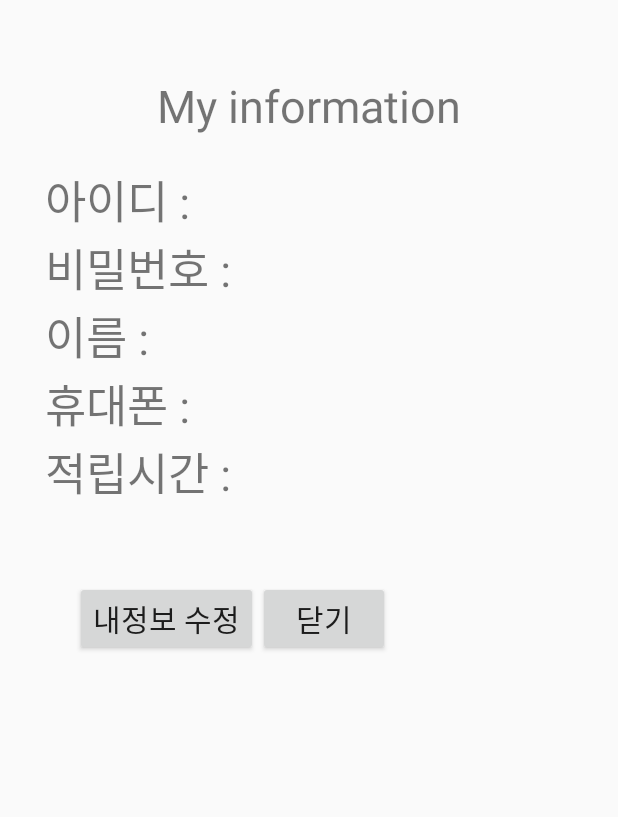
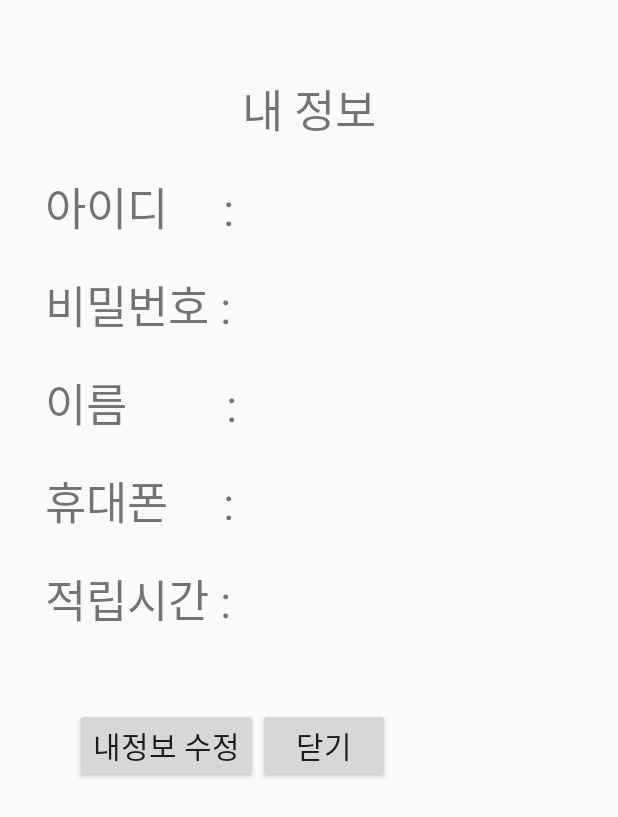
Before and after one commit to cis8448/RealProject, an Android app: the layout myinformation.xml on its own in the app's theme, with its tools: preview values and no code run, on a phone screen of 412 x 824 dp. Shown: the top 817 px of the screen. Run offline under Robolectric (Android 15) with nearby library versions, the phone set to English and light mode, and no system bars.

Commit message:
no message

```diff
--- a/PCproject/app/src/main/AndroidManifest.xml
+++ b/PCproject/app/src/main/AndroidManifest.xml
@@ -9,6 +9,7 @@
         android:roundIcon="@mipmap/ic_launcher_round"
         android:supportsRtl="true"
         android:theme="@style/AppTheme">
+        <activity android:name=".MemberManagement"></activity>
         <activity android:name=".ProductList"></activity>
         <activity android:name=".Test1"></activity>
         <activity android:name=".SeatData" />
--- a/PCproject/app/src/main/res/layout/myinformation.xml
+++ b/PCproject/app/src/main/res/layout/myinformation.xml
@@ -8,7 +8,7 @@
     <TextView
         android:layout_width="match_parent"
         android:layout_height="wrap_content"
-        android:text="My information"
+        android:text="내 정보"
         android:gravity="center"
         android:textSize="30dp"
         android:layout_marginTop="50dp"/>
@@ -20,42 +20,51 @@
 
         <TextView
             android:layout_width="match_parent"
-            android:layout_height="wrap_content"
-            android:text="아이디 : "
+            android:layout_weight="1"
+            android:layout_height="0dp"
+            android:text="아이디     : "
             android:textSize="30sp"
             android:layout_marginLeft="30dp"
             android:layout_marginTop="20dp"/>
         <TextView
             android:layout_width="match_parent"
-            android:layout_height="wrap_content"
+            android:layout_weight="1"
+            android:layout_height="0dp"
             android:text="비밀번호 : "
             android:textSize="30sp"
-            android:layout_marginLeft="30dp"/>
+            android:layout_marginLeft="30dp"
+            android:layout_marginTop="20dp"/>
         <TextView
             android:layout_width="match_parent"
-            android:layout_height="wrap_content"
-            android:text="이름 : "
+            android:layout_weight="1"
+            android:layout_height="0dp"
+            android:text="이름         : "
             android:textSize="30sp"
-            android:layout_marginLeft="30dp"/>
+            android:layout_marginLeft="30dp"
+            android:layout_marginTop="20dp"/>
         <TextView
             android:layout_width="match_parent"
-            android:layout_height="wrap_content"
-            android:text="휴대폰 : "
+            android:layout_weight="1"
+            android:layout_height="0dp"
+            android:text="휴대폰     : "
             android:textSize="30sp"
-            android:layout_marginLeft="30dp"/>
+            android:layout_marginLeft="30dp"
+            android:layout_marginTop="20dp"/>
 
         <TextView
             android:layout_width="match_parent"
-            android:layout_height="wrap_content"
+            android:layout_weight="1"
+            android:layout_height="0dp"
             android:text="적립시간 :"
             android:textSize="30sp"
-            android:layout_marginLeft="30dp"/>
+            android:layout_marginLeft="30dp"
+            android:layout_marginTop="20dp"/>
 
     </LinearLayout>
 
     <LinearLayout
-        android:layout_width="wrap_content"
-        android:layout_height="wrap_content"
+        android:layout_width="match_parent"
+        android:layout_height="match_parent"
         android:layout_marginLeft="50dp"
         android:layout_marginTop="50dp">
 
```
Also changed, not shown: PCproject/app/src/main/java/com/example/pcproject/MainActivity.java (+5 -7 lines), PCproject/app/src/main/java/com/example/pcproject/MemberManagement.java (added, +102 -0 lines), PCproject/app/src/main/res/layout/member_management.xml (+26 -0 lines), PCproject/app/src/main/res/layout/member_management2.xml (added, +76 -0 lines).
